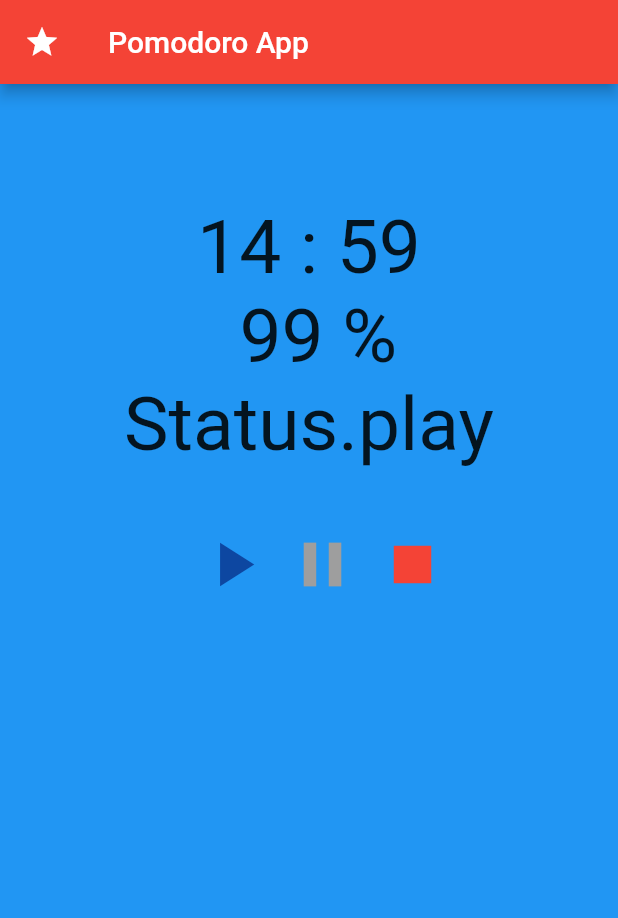
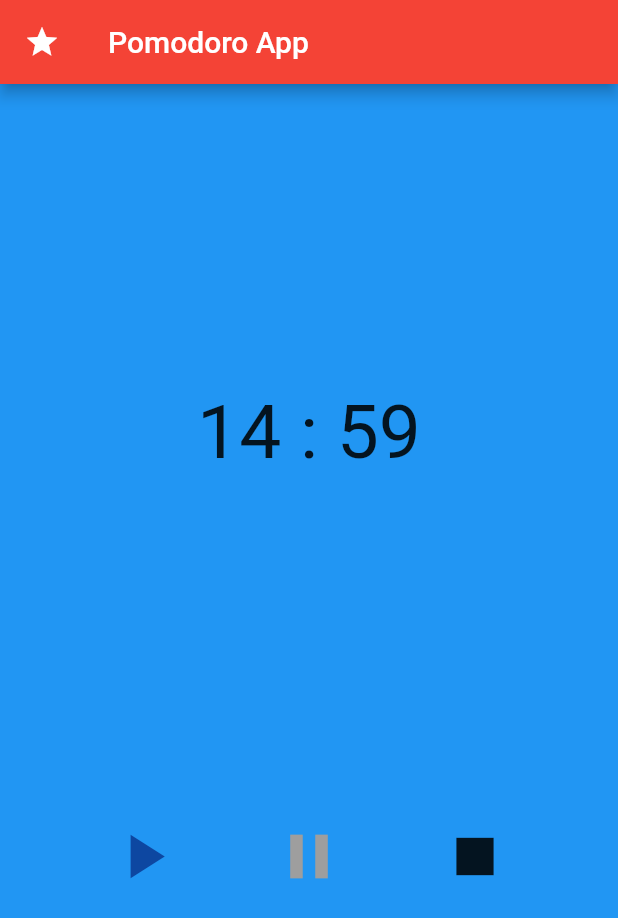
Before and after one commit to Mavioux/pomodoro_flutter, a Flutter app: the screen it shows after launch, after a tap on the "play arrow" icon, on a phone screen of 412 x 824 dp. Shown: the top 918 px of the screen. Run offline on Flutter 3.47's test engine with Material 2 defaults, Android fonts, the phone set to English and light mode, and no system bars.

Commit message:
Updated visuals of time and buttons

```diff
--- a/lib/buttons.dart
+++ b/lib/buttons.dart
@@ -10,35 +10,59 @@ class Buttons extends StatelessWidget {
   @override
   Widget build(BuildContext context) {
     return Container(
-        // color: Colors.green,
-        margin: const EdgeInsets.all(30),
-        child: Center(
-          child: Row(
-            children: [
-              IconButton(
+      // color: Colors.green,
+      margin: const EdgeInsets.only(left: 40, right: 40),
+      child: Row(
+        children: [
+          Expanded(
+            child: Container(
+              margin: const EdgeInsets.only(left: 5, right: 5),
+              width: 200,
+              height: 100,
+              // color: Colors.black,
+              child: IconButton(
                   icon: Icon(
                     Icons.play_arrow,
                     size: 50,
                     color: Colors.blue[900],
                   ),
                   onPressed: play),
-              IconButton(
+            ),
+          ),
+          Expanded(
+            child: Container(
+              margin: const EdgeInsets.only(left: 5, right: 5),
+              width: 200,
+              height: 100,
+              // color: Colors.black,
+              child: IconButton(
                   icon: Icon(
                     Icons.pause,
                     size: 50,
                     color: Colors.grey[500],
                   ),
                   onPressed: pause),
-              IconButton(
+            ),
+          ),
+          Expanded(
+            child: Container(
+              margin: const EdgeInsets.only(left: 5, right: 5),
+              width: 200,
+              height: 100,
+              // color: Colors.black,
+              child: IconButton(
+                  focusColor: Colors.white,
                   icon: Icon(
                     Icons.stop,
                     size: 50,
-                    color: Colors.red,
+                    // color: Colors.red,
                   ),
                   onPressed: stop),
-            ],
-            mainAxisAlignment: MainAxisAlignment.spaceEvenly,
+            ),
           ),
-        ));
+        ],
+        // mainAxisAlignment: MainAxisAlignment.center,
+      ),
+    );
   }
 }
--- a/lib/clock.dart
+++ b/lib/clock.dart
@@ -43,6 +43,14 @@ class _ClockState extends State<Clock> {
     setState(() {
       status = Status.stop;
     });
+  }
+
+  String _time_formatter(int time) {
+    if (time < 10) {
+      return "0" + time.toString();
+    } else {
+      return time.toString();
+    }
   }
 
   @override
@@ -119,27 +127,22 @@ class _ClockState extends State<Clock> {
     var percentage = ((_then - _now) / x * 100).toInt();
 
     return Container(
-      margin: const EdgeInsets.all(30),
-      child: Column(
-        children: [
-          Center(
-            child: Text(
-              "${(_then - _now) ~/ 60000}" +
+      child: Expanded(
+        child: Column(
+          mainAxisAlignment: MainAxisAlignment.spaceEvenly,
+          children: [
+            Text(
+              _time_formatter((_then - _now) ~/ 60000) +
                   " : " +
-                  "${((_then - _now) ~/ 1000) % 60}" +
-                  "\n ${percentage} %" +
-                  "\n" +
-                  status.toString(),
+                  _time_formatter(((_then - _now) ~/ 1000) % 60),
               style: TextStyle(
                 fontSize: 50,
               ),
               textAlign: TextAlign.center,
             ),
-          ),
-          Center(
-            child: Buttons(_play, _pause, _stop),
-          )
-        ],
+            Buttons(_play, _pause, _stop),
+          ],
+        ),
       ),
     );
   }
--- a/lib/main_body.dart
+++ b/lib/main_body.dart
@@ -14,10 +14,9 @@ class _MainBodyState extends State<MainBody> {
   Widget build(BuildContext context) {
     return Container(
       width: double.infinity,
-      padding: const EdgeInsets.all(50),
       color: Colors.blue,
-      child: Center(
       child: Column(
+        mainAxisAlignment: MainAxisAlignment.center,
         children: [
           Clock(
             minutes: 15,
@@ -25,7 +24,6 @@ class _MainBodyState extends State<MainBody> {
           ),
         ],
       ),
-      ),
     );
   }
 }
--- a/lib/pomodoro.dart
+++ b/lib/pomodoro.dart
@@ -10,7 +10,9 @@ class Pomodoro extends StatelessWidget {
         leading: Icon(Icons.star),
         title: Text('Pomodoro App'),
       ),
-      body: MainBody(),
+      body: Center(
+        child: MainBody(),
+      ),
     );
   }
 }
```
Lines whose indentation alone changed are shown as unchanged.
